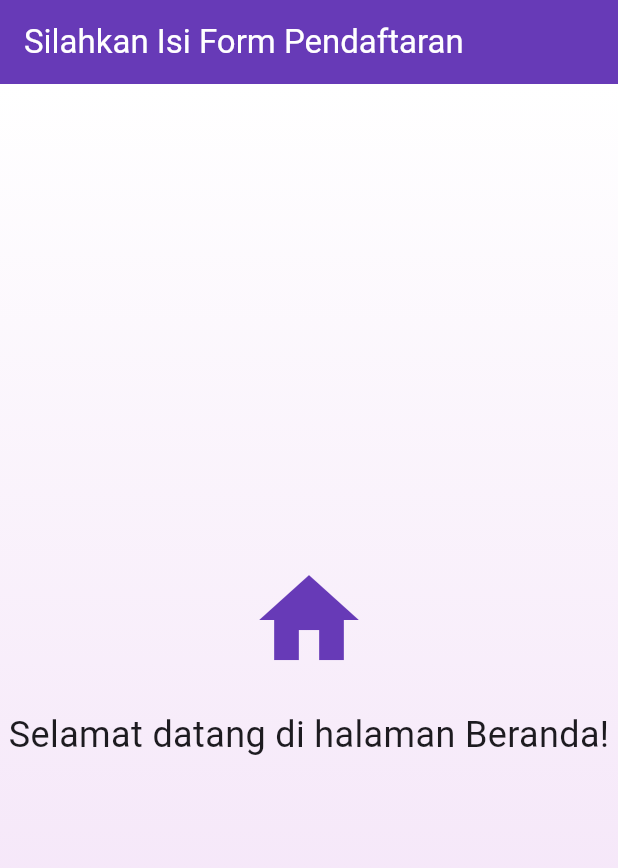
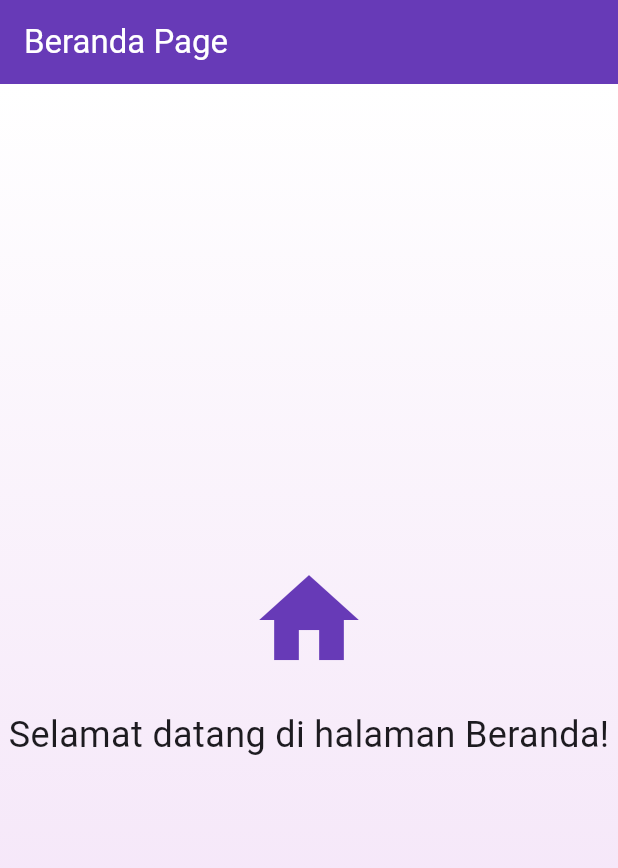
Before and after one commit to Yeflou/form_pendaftaran, a Flutter app: the BerandaPage screen opened directly, on a phone screen of 412 x 824 dp. Shown: the top 868 px of the screen. Run offline on Flutter 3.47's test engine with Material 3 defaults, Android fonts, the phone set to English and light mode, and no system bars.

Commit message:
update-beranda

```diff
--- a/lib/beranda.dart
+++ b/lib/beranda.dart
@@ -7,7 +7,7 @@ class BerandaPage extends StatelessWidget {
   Widget build(BuildContext context) {
     return Scaffold(
       appBar: AppBar(
-        title: const Text('Silahkan Isi Form Pendaftaran'),
+        title: const Text('Beranda Page'),
         backgroundColor: Colors.deepPurple,
         foregroundColor: Colors.white,
       ),
```
